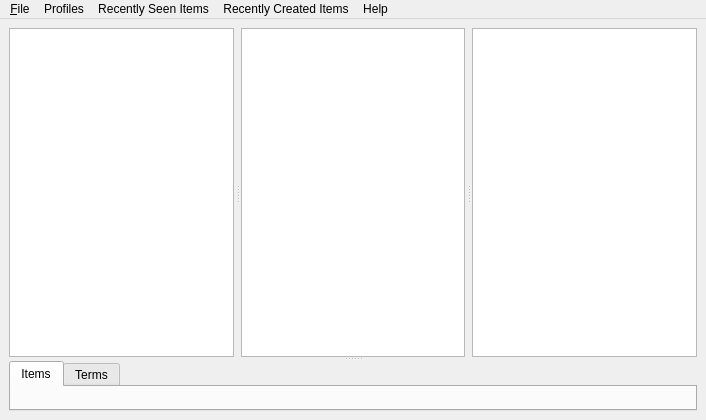
Qt form qtdesigner/main.ui (t123/ReadingTool.Python) before a commit.
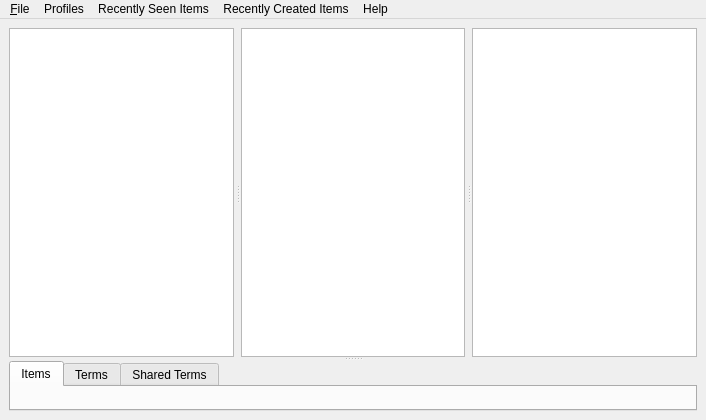
The same form after that commit. The open tabs and pages were chosen to show the change.

Commit message: Shared terms

Patch:
```diff
--- a/qtdesigner/main.ui
+++ b/qtdesigner/main.ui
@@ -81,6 +81,11 @@
          <string>Terms</string>
         </attribute>
        </widget>
+       <widget class="QWidget" name="tabShared">
+        <attribute name="title">
+         <string>Shared Terms</string>
+        </attribute>
+       </widget>
       </widget>
      </widget>
     </item>
```
Left out of the diff: 2 changed lines with no effect on the pictures. The commit also changes 10 other files.
